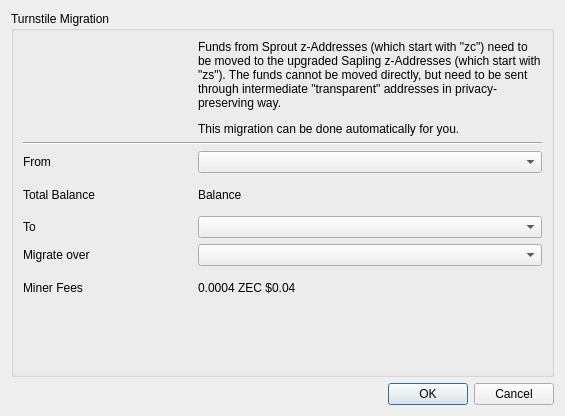
The window that src/turnstile.ui (CommerciumBlockchain/CommerciumQT) describes before a commit, drawn with Qt 5.
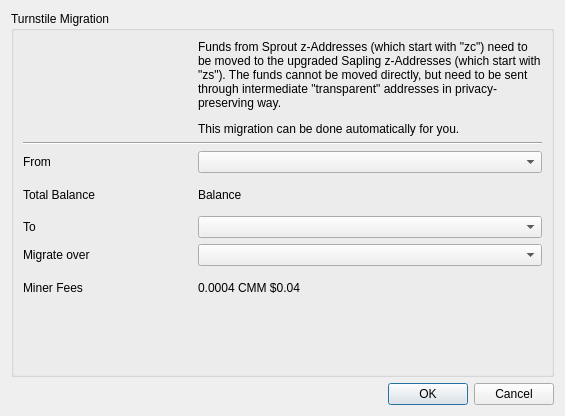
The same window after the commit. Custom widgets are drawn as their Qt base class.

Diff of the .ui file:
```diff
--- a/src/turnstile.ui
+++ b/src/turnstile.ui
@@ -159,7 +159,7 @@
            </sizepolicy>
           </property>
           <property name="text">
-           <string notr="true">0.0004 ZEC $0.04</string>
+           <string notr="true">0.0004 CMM $0.04</string>
           </property>
           <property name="alignment">
            <set>Qt::AlignLeading|Qt::AlignLeft|Qt::AlignVCenter</set>
```
